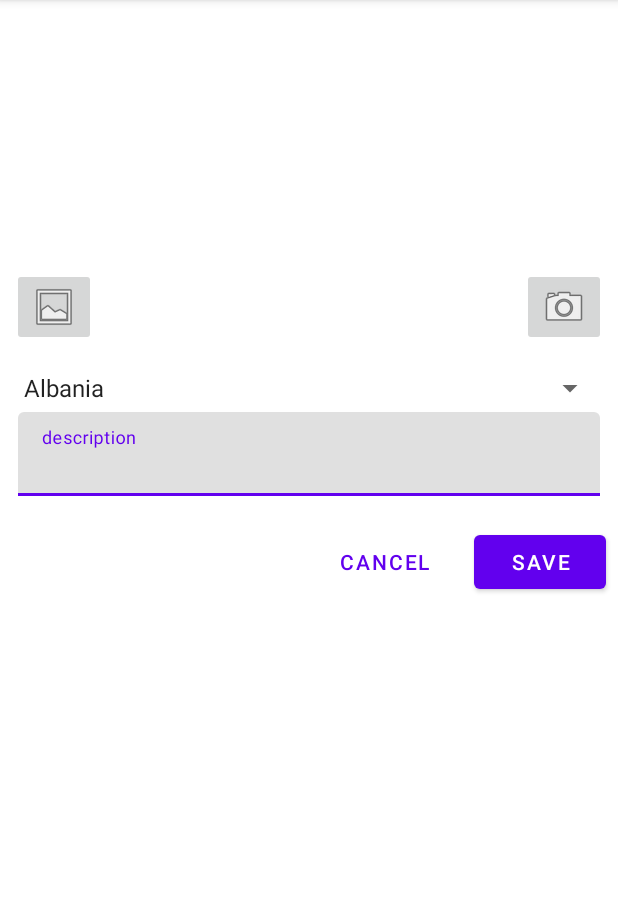
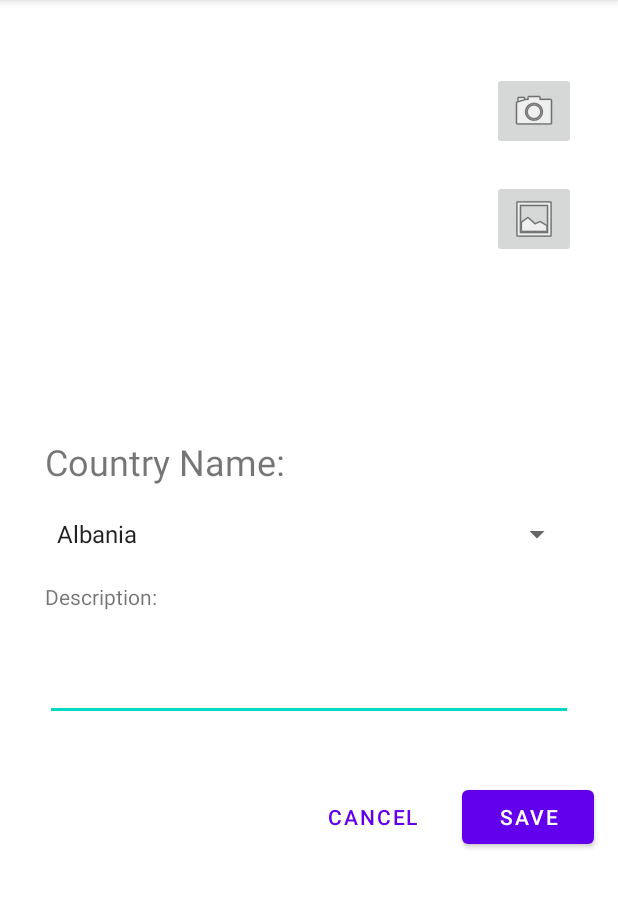
Before and after one commit to MaorCaspi/Travel-Together, an Android app: the fragment AddPostFragment shown on its own in the app's theme, on a phone screen of 412 x 824 dp, the part 84-992 px from its top. Run offline under Robolectric (Android 15) with nearby library versions, the phone set to English and light mode, and no system bars; our stand-ins replace Firebase (no records; nobody signed in at launch, a user with empty details on screens opened directly); 1 statement that could not run was skipped.

Commit message:
Design create new post fragment

```diff
--- a/app/src/main/java/com/finalProject/travelTogether/feed/AddPostFragment.java
+++ b/app/src/main/java/com/finalProject/travelTogether/feed/AddPostFragment.java
@@ -57,19 +57,19 @@ public class AddPostFragment extends Fragment {
     @Override
     public View onCreateView(@NonNull LayoutInflater inflater, @Nullable ViewGroup container, @Nullable Bundle savedInstanceState) {
         View view = inflater.inflate(R.layout.fragment_add_post,container, false);
-        countryNameSP = (Spinner) view.findViewById(R.id.main_countryName_sp);
+        countryNameSP = (Spinner) view.findViewById(R.id.addPost_countryName_sp);
         // Create an ArrayAdapter using the string array and a default spinner layout
         ArrayAdapter<CharSequence> adapter = ArrayAdapter.createFromResource(view.getContext(), R.array.countries_array, android.R.layout.simple_spinner_item);
         // Specify the layout to use when the list of choices appears
         adapter.setDropDownViewResource(android.R.layout.simple_spinner_dropdown_item);
         // Apply the adapter to the spinner
         countryNameSP.setAdapter(adapter);
-        descriptionEt = view.findViewById(R.id.main_description_et);
-        saveBtn = view.findViewById(R.id.main_save_btn);
-        cancelBtn = view.findViewById(R.id.main_cancel_btn);
-        progressBar = view.findViewById(R.id.main_progressbar);
+        descriptionEt = view.findViewById(R.id.addPost_description_et);
+        saveBtn = view.findViewById(R.id.addPost_save_btn);
+        cancelBtn = view.findViewById(R.id.addPost_cancel_btn);
+        progressBar = view.findViewById(R.id.addPost_progressbar);
         progressBar.setVisibility(View.GONE);
-        postImageImv = view.findViewById(R.id.main_postImage_imv);
+        postImageImv = view.findViewById(R.id.addPost_postImage_imv);
 
         saveBtn.setOnClickListener(new View.OnClickListener() {
             @Override
@@ -85,8 +85,8 @@ public class AddPostFragment extends Fragment {
             }
         });
 
-        camBtn = view.findViewById(R.id.main_cam_btn);
-        galleryBtn = view.findViewById(R.id.main_gallery_btn);
+        camBtn = view.findViewById(R.id.addPost_cam_btn);
+        galleryBtn = view.findViewById(R.id.addPost_gallery_btn);
 
         camBtn.setOnClickListener(v -> {
             openCam();
--- a/app/src/main/java/com/finalProject/travelTogether/login/LoginFragment.java
+++ b/app/src/main/java/com/finalProject/travelTogether/login/LoginFragment.java
@@ -35,7 +35,7 @@ public class LoginFragment extends Fragment {
 
         emailEt = view.findViewById(R.id.login_email_et);
         passwordEt = view.findViewById(R.id.login_password_et);
-        progressBar = view.findViewById(R.id.main_progressbar);
+        progressBar = view.findViewById(R.id.addPost_progressbar);
         progressBar.setVisibility(View.GONE);
 
         // Initialize Firebase Auth
--- a/app/src/main/res/layout/fragment_add_post.xml
+++ b/app/src/main/res/layout/fragment_add_post.xml
@@ -9,77 +9,75 @@
 
     <androidx.constraintlayout.widget.ConstraintLayout
         android:layout_width="match_parent"
-        android:layout_height="wrap_content">
+        android:layout_height="match_parent">
+
+        <TextView
+            android:id="@+id/textView2"
+            android:layout_width="wrap_content"
+            android:layout_height="wrap_content"
+            android:layout_marginStart="30dp"
+            android:layout_marginTop="20dp"
+            android:text="Description:"
+            app:layout_constraintStart_toStartOf="parent"
+            app:layout_constraintTop_toBottomOf="@+id/addPost_countryName_sp" />
+
+        <TextView
+            android:id="@+id/textView"
+            android:layout_width="wrap_content"
+            android:layout_height="wrap_content"
+            android:layout_marginStart="30dp"
+            android:layout_marginTop="33dp"
+            android:text="Country Name:"
+            android:textSize="24sp"
+            app:layout_constraintStart_toStartOf="parent"
+            app:layout_constraintTop_toBottomOf="@+id/addPost_postImage_imv" />
+
+        <Spinner
+            android:id="@+id/addPost_countryName_sp"
+            android:layout_width="match_parent"
+            android:layout_height="wrap_content"
+            android:textSize="24dp"
+            android:layout_marginStart="30dp"
+            android:layout_marginTop="20dp"
+            android:layout_marginEnd="30dp"
+            app:layout_constraintEnd_toEndOf="parent"
+            app:layout_constraintStart_toStartOf="parent"
+            app:layout_constraintTop_toBottomOf="@+id/textView" />
 
         <ImageView
-        android:id="@+id/main_postImage_imv"
-        android:layout_width="0dp"
-        android:layout_height="0dp"
-        android:layout_marginStart="8dp"
+            android:id="@+id/addPost_postImage_imv"
+            android:layout_width="250dp"
+            android:layout_height="250dp"
             android:layout_marginTop="8dp"
-        android:layout_marginEnd="8dp"
+            android:layout_marginEnd="50dp"
             app:layout_constraintDimensionRatio="16:9"
             app:layout_constraintEnd_toEndOf="parent"
             app:layout_constraintStart_toStartOf="parent"
-        app:layout_constraintTop_toTopOf="parent"
-        />
-
-    <androidx.appcompat.widget.LinearLayoutCompat
-        android:id="@+id/linearLayoutCompat"
-        android:layout_width="match_parent"
-        android:layout_height="wrap_content"
-        android:layout_marginStart="8dp"
-        android:layout_marginTop="16dp"
-        android:layout_marginEnd="8dp"
-        android:orientation="vertical"
-        app:layout_constraintEnd_toEndOf="parent"
-        app:layout_constraintStart_toStartOf="parent"
-        app:layout_constraintTop_toBottomOf="@+id/main_postImage_imv">
-
-        <Spinner
-            android:id="@+id/main_countryName_sp"
-            android:layout_width="match_parent"
-            android:layout_height="wrap_content" />
-
-        <com.google.android.material.textfield.TextInputLayout
-            android:layout_width="match_parent"
-            android:layout_height="wrap_content"
-            android:layout_margin="4dp"
-            android:hint="@string/description">
-
-            <com.google.android.material.textfield.TextInputEditText
-                android:id="@+id/main_description_et"
-                android:layout_width="match_parent"
-                android:layout_height="wrap_content"
-                android:inputType="textMultiLine"
-                android:maxLines="8"
-          />
-        </com.google.android.material.textfield.TextInputLayout>
-
-    </androidx.appcompat.widget.LinearLayoutCompat>
+            app:layout_constraintTop_toTopOf="parent" />
 
         <com.google.android.material.button.MaterialButton
-        android:id="@+id/main_cancel_btn"
+            android:id="@+id/addPost_cancel_btn"
             style="@style/Widget.MaterialComponents.Button.TextButton"
             android:layout_width="0dp"
             android:layout_height="wrap_content"
             android:layout_marginEnd="16dp"
             android:text="CANCEL"
-        app:layout_constraintBaseline_toBaselineOf="@+id/main_save_btn"
-        app:layout_constraintEnd_toStartOf="@+id/main_save_btn" />
+            app:layout_constraintBaseline_toBaselineOf="@+id/addPost_save_btn"
+            app:layout_constraintEnd_toStartOf="@+id/addPost_save_btn" />
 
         <com.google.android.material.button.MaterialButton
-        android:id="@+id/main_save_btn"
+            android:id="@+id/addPost_save_btn"
             android:layout_width="0dp"
             android:layout_height="wrap_content"
-        android:layout_marginTop="16dp"
-        android:layout_marginEnd="8dp"
+            android:layout_marginTop="40dp"
+            android:layout_marginEnd="16dp"
             android:text="SAVE"
+
             app:layout_constraintEnd_toEndOf="parent"
-        app:layout_constraintTop_toBottomOf="@+id/linearLayoutCompat" />
+            app:layout_constraintTop_toBottomOf="@+id/addPost_description_et" />
 
         <ProgressBar
-        android:id="@+id/main_progressbar"
+            android:id="@+id/addPost_progressbar"
             style="?android:attr/progressBarStyle"
             android:layout_width="157dp"
             android:layout_height="156dp"
@@ -90,20 +88,38 @@
             app:layout_constraintTop_toTopOf="parent" />
 
         <ImageButton
-        android:id="@+id/main_cam_btn"
+            android:id="@+id/addPost_cam_btn"
             android:layout_width="wrap_content"
             android:layout_height="wrap_content"
+            android:layout_marginTop="48dp"
+            android:layout_marginEnd="28dp"
             android:src="@android:drawable/ic_menu_camera"
-        app:layout_constraintBottom_toBottomOf="@+id/main_postImage_imv"
-        app:layout_constraintEnd_toEndOf="@+id/main_postImage_imv" />
+            app:layout_constraintEnd_toEndOf="parent"
+            app:layout_constraintTop_toTopOf="parent" />
 
         <ImageButton
-        android:id="@+id/main_gallery_btn"
+            android:id="@+id/addPost_gallery_btn"
             android:layout_width="wrap_content"
             android:layout_height="wrap_content"
+            android:layout_marginTop="20dp"
+            android:layout_marginEnd="28dp"
             android:src="@android:drawable/ic_menu_gallery"
-        app:layout_constraintBottom_toBottomOf="@+id/main_postImage_imv"
-        app:layout_constraintStart_toStartOf="@+id/main_postImage_imv" />
+            app:layout_constraintEnd_toEndOf="parent"
+            app:layout_constraintTop_toBottomOf="@+id/addPost_cam_btn" />
+
+        <com.google.android.material.textfield.TextInputEditText
+            android:id="@+id/addPost_description_et"
+            android:layout_width="match_parent"
+            android:layout_height="wrap_content"
+            android:layout_marginStart="30dp"
+            android:layout_marginTop="20dp"
+            android:layout_marginEnd="30dp"
+            android:inputType="textMultiLine"
+            android:maxLines="8"
+            android:textSize="24sp"
+            app:layout_constraintEnd_toEndOf="parent"
+            app:layout_constraintStart_toStartOf="parent"
+            app:layout_constraintTop_toBottomOf="@+id/textView2" />
 
     </androidx.constraintlayout.widget.ConstraintLayout>
 
--- a/app/src/main/res/layout/fragment_login.xml
+++ b/app/src/main/res/layout/fragment_login.xml
@@ -77,7 +77,7 @@
     </androidx.appcompat.widget.LinearLayoutCompat>
 
     <ProgressBar
-        android:id="@+id/main_progressbar"
+        android:id="@+id/addPost_progressbar"
         style="?android:attr/progressBarStyle"
         android:layout_width="157dp"
         android:layout_height="156dp"
```
Lines whose indentation alone changed are shown as unchanged.
